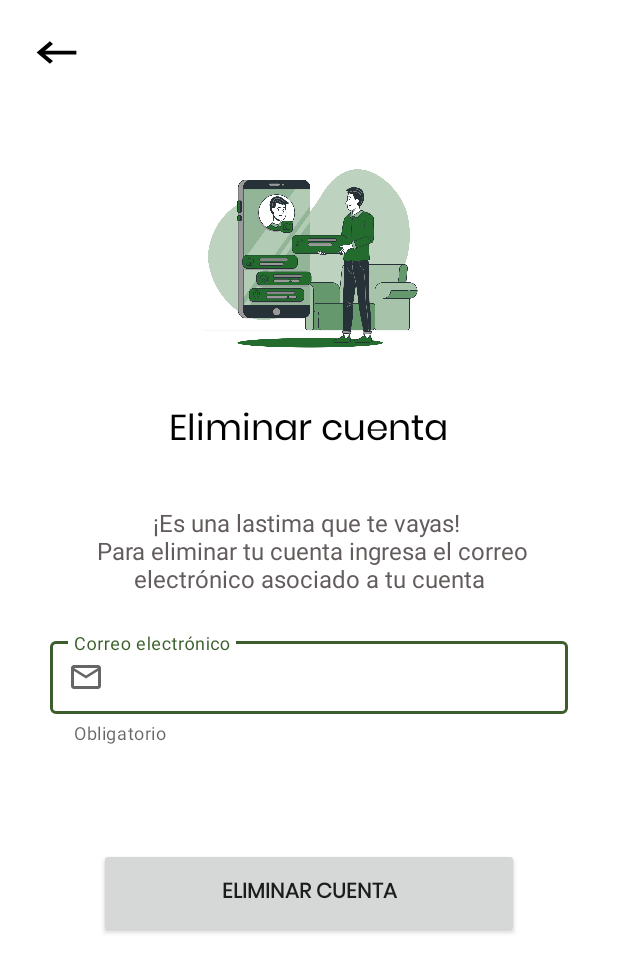
After one commit to Karenmtz7u7/PermisApp, an Android app: the MainActivityDeleteAccount screen opened directly, with no data from a screen before it, on a phone screen of 412 x 824 dp. The commit adds this screen. Shown: the top 972 px of the screen. Run offline under Robolectric (Android 15) with nearby library versions, the phone set to English and light mode, and no system bars; our stand-ins replace Firebase (no records; nobody signed in at launch, a user with empty details on screens opened directly).

Commit message:
Correcccion de bug en Eliminar Contraseña

```diff
--- a/app/src/main/java/com/aplicacion/permisapp/activities/MainActivityDiaEconomico.kt
+++ b/app/src/main/java/com/aplicacion/permisapp/activities/MainActivityDiaEconomico.kt
@@ -317,6 +317,7 @@ class MainActivityDiaEconomico : AppCompatActivity() {
     }
     private fun home(){
         val intent = Intent(this, MainActivity_home::class.java)
+        intent.flags = Intent.FLAG_ACTIVITY_NEW_TASK or Intent.FLAG_ACTIVITY_CLEAR_TASK
         startActivity(intent)
     }
 
--- a/app/src/main/java/com/aplicacion/permisapp/activities/MainActivityPerfil.kt
+++ b/app/src/main/java/com/aplicacion/permisapp/activities/MainActivityPerfil.kt
@@ -138,8 +138,8 @@ class MainActivityPerfil : AppCompatActivity() {
 
     }
     private fun accountDelete(){
-        DeleteAccountFragment().show(supportFragmentManager,DeleteAccountFragment::class.java.simpleName)
-
+        val i= Intent(this, MainActivityDeleteAccount::class.java )
+        startActivity(i)
     }
 
 
--- a/app/src/main/java/com/aplicacion/permisapp/providers/AuthProvider.kt
+++ b/app/src/main/java/com/aplicacion/permisapp/providers/AuthProvider.kt
@@ -45,8 +45,10 @@ class AuthProvider {
         }
         return exist
     }
+
      fun logOut(){
-        auth.signOut()
+       FirebaseAuth.getInstance().signOut()
+
      }
 
     fun deleteAccount(): Task<Void>? {
--- /dev/null
+++ b/app/src/main/res/layout/activity_main_delete_account.xml
@@ -0,0 +1,129 @@
+<?xml version="1.0" encoding="utf-8"?>
+<ScrollView
+    xmlns:android="http://schemas.android.com/apk/res/android"
+    xmlns:app="http://schemas.android.com/apk/res-auto"
+    xmlns:tools="http://schemas.android.com/tools"
+    android:layout_width="match_parent"
+    android:layout_height="match_parent"
+    tools:context=".activities.MainActivityDeleteAccount">
+    <LinearLayout
+        android:layout_width="match_parent"
+        android:layout_height="match_parent"
+        android:orientation="vertical">
+        <LinearLayout
+            android:id="@+id/linearLayout"
+            android:layout_width="match_parent"
+            android:layout_height="match_parent"
+            android:layout_margin="20dp"
+            android:orientation="horizontal">
+
+            <ImageView
+                android:id="@+id/backbtn"
+                android:layout_width="35dp"
+                android:layout_height="30dp"
+                android:background="@drawable/ic_baseline_keyboard_backspace_24" />
+
+        </LinearLayout>
+
+            <LinearLayout
+                android:layout_width="match_parent"
+                android:layout_height="match_parent"
+                android:gravity="center"
+                android:layout_margin="17dp"
+                android:orientation="vertical"
+                app:layout_constraintBottom_toBottomOf="parent"
+                app:layout_constraintEnd_toEndOf="parent"
+                app:layout_constraintStart_toStartOf="parent"
+                app:layout_constraintTop_toTopOf="parent">
+                <LinearLayout
+                    android:layout_width="match_parent"
+                    android:layout_height="wrap_content"
+                    android:gravity="right"
+                    android:orientation="vertical">
+
+
+                </LinearLayout>
+
+                <ImageView
+                    android:id="@+id/privacy_pol"
+                    android:layout_width="170dp"
+                    android:layout_height="170dp"
+                    android:src="@drawable/delete_acountt" />
+                <TextView
+                    android:id="@+id/recuperarcontra"
+                    android:layout_width="wrap_content"
+                    android:layout_height="34dp"
+                    android:layout_marginTop="10dp"
+                    android:textAppearance="@style/recuperar_c"
+                    android:fontFamily="@font/poppins"
+                    android:lineHeight="20sp"
+                    android:text="Eliminar cuenta"/>
+
+                <LinearLayout
+                    android:layout_width="match_parent"
+                    android:layout_height="wrap_content"
+                    android:orientation="vertical"
+                    android:layout_margin="16dp">
+                    <TextView
+                        android:id="@+id/ingresa_el_"
+                        android:layout_width="match_parent"
+                        android:layout_height="wrap_content"
+                        android:layout_marginTop="20dp"
+                        android:gravity="center_horizontal|top"
+                        android:text="¡Es una lastima que te vayas! \n Para eliminar tu cuenta ingresa el correo electrónico asociado a tu cuenta"
+                        android:textAppearance="@style/ingresa_el_"
+                        />
+                    <com.google.android.material.textfield.TextInputLayout
+                        android:layout_marginTop="25dp"
+                        style="@style/Widget.MaterialComponents.TextInputLayout.OutlinedBox.Dense"
+                        android:layout_width="match_parent"
+                        android:layout_height="wrap_content"
+                        app:startIconDrawable="@drawable/ic_email_"
+                        android:fontFamily="@font/poppins"
+                        android:hint="Correo electrónico"
+                        app:helperText="Obligatorio"
+                        android:inputType="textEmailAddress"
+                        android:lineHeight="18sp">
+                        <com.google.android.material.textfield.TextInputEditText
+                            android:id="@+id/emailusertxt"
+                            android:layout_width="match_parent"
+                            android:layout_height="wrap_content"
+                            android:ems="10"
+                            android:inputType="textEmailAddress"
+                            android:maxLines="1"
+                            tools:layout_editor_absoluteX="15dp"
+                            tools:layout_editor_absoluteY="417dp" />
+                    </com.google.android.material.textfield.TextInputLayout>
+                    <TextView
+                        android:id="@+id/textalert"
+                        android:layout_width="match_parent"
+                        android:layout_height="wrap_content"
+                        android:layout_marginTop="10dp"
+                        android:gravity="center_horizontal|top"
+                        android:textColor="@color/rojo"
+                        android:textAppearance="@style/ingresa_el_"
+                        android:fontFamily="@font/poppins"
+                        />
+
+                </LinearLayout>
+                <Button
+                    android:id="@+id/deleteAccountbtn"
+                    android:layout_width="280dp"
+                    android:layout_height="60dp"
+
+                    android:layout_marginTop="16dp"
+                    android:fontFamily="@font/poppins"
+                    android:lineHeight="38sp"
+                    android:text="Eliminar cuenta"
+                    app:backgroundTint="@color/verde1"
+                    android:textStyle="bold"
+                    tools:ignore="MissingConstraints" />
+
+            </LinearLayout>
+
+
+
+    </LinearLayout>
+
+
+</ScrollView>
--- a/app/src/main/res/layout/activity_main_perfil.xml
+++ b/app/src/main/res/layout/activity_main_perfil.xml
@@ -222,7 +222,7 @@
                     <TextView
                         android:id="@+id/areatxt"
                         android:layout_width="wrap_content"
-                        android:layout_height="29dp"
+                        android:layout_height="wrap_content"
                         android:layout_marginStart="15dp"
                         android:fontFamily="@font/poppins"
                         android:text="Área de trabajo"
```
Also changed, not shown: app/src/main/AndroidManifest.xml (+9 -3 lines), app/src/main/java/com/aplicacion/permisapp/activities/DeleteAccountFragment.kt (deleted, +0 -132 lines), app/src/main/java/com/aplicacion/permisapp/activities/MainActivityDeleteAccount.kt (added, +113 -0 lines), app/src/main/java/com/aplicacion/permisapp/activities/MainActivityRegisterUser.kt (+1 -13 lines), app/src/main/java/com/aplicacion/permisapp/activities/MainActivityUpdatePassword.kt (+7 -4 lines), app/src/main/res/layout/activity_main_register_user.xml (+7 -4 lines), app/src/main/res/layout/fragment_deleteaccount.xml (deleted, +0 -116 lines).
